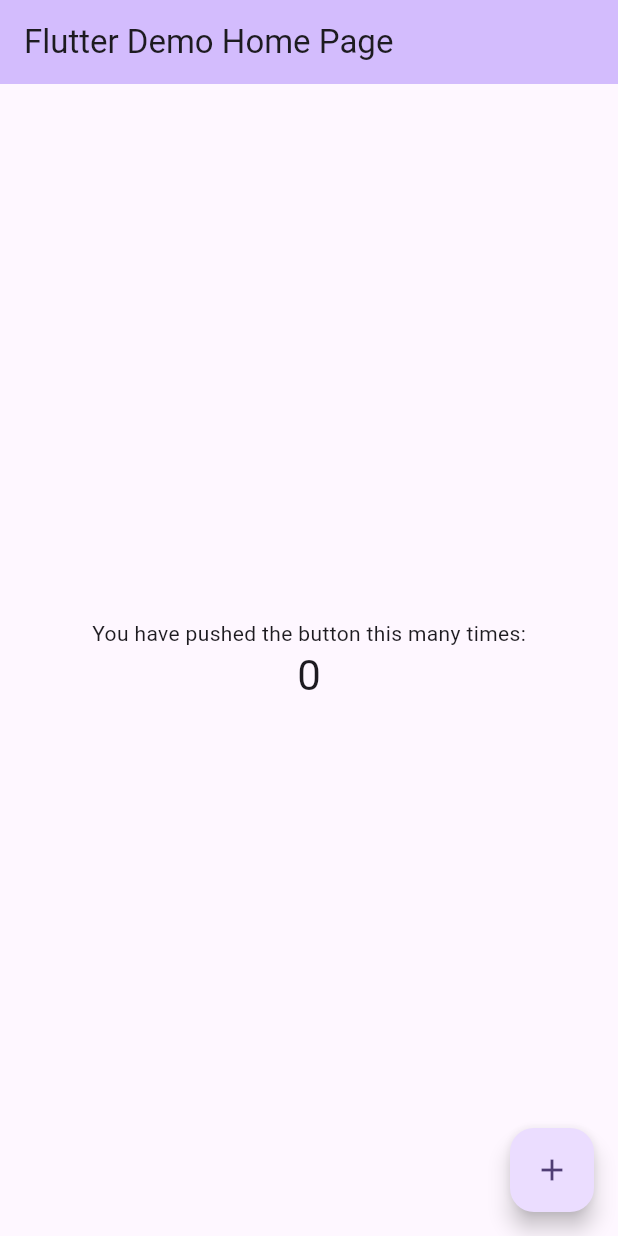
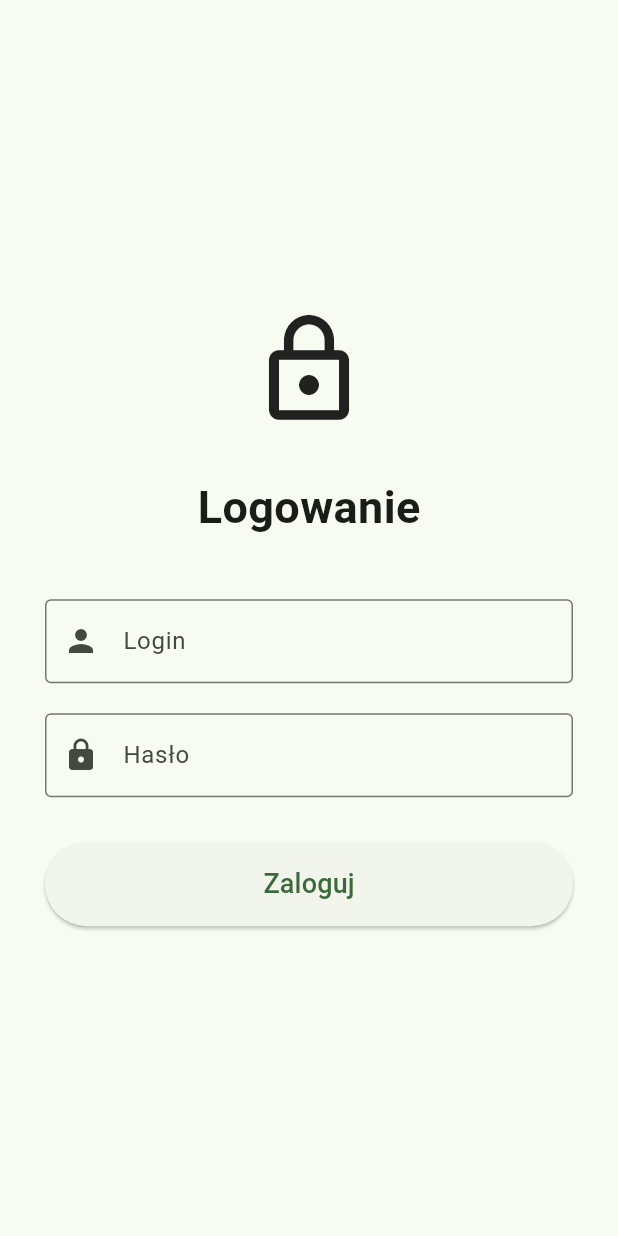
Before and after one commit to markos787/moj_projekt_flutter, a Flutter app: the screen it shows after launch, on a phone screen of 412 x 824 dp. Run offline on Flutter 3.47's test engine with Material 3 defaults, Android fonts, the phone set to English and light mode, and no system bars; our stand-ins replace flutter_map, latlong2.

Commit message:
wip: logging and raw map

```diff
--- /dev/null
+++ b/lib/login_page.dart
@@ -0,0 +1,96 @@
+import 'package:flutter/material.dart';
+
+import 'map_page.dart';
+
+class LoginPage extends StatefulWidget {
+  const LoginPage({super.key});
+
+  @override
+  State<LoginPage> createState() => _LoginPageState();
+}
+
+class _LoginPageState extends State<LoginPage> {
+  final TextEditingController usernameController = TextEditingController();
+
+  final TextEditingController passwordController = TextEditingController();
+
+  void login() {
+    String username = usernameController.text;
+    String password = passwordController.text;
+
+    if (username == 'admin' && password == '1234') {
+      Navigator.pushReplacement(
+        context,
+        MaterialPageRoute(builder: (context) => const MapPage()),
+      );
+    } else {
+      ScaffoldMessenger.of(context).showSnackBar(
+        const SnackBar(content: Text('Nieprawidłowy login lub hasło')),
+      );
+    }
+  }
+
+  @override
+  Widget build(BuildContext context) {
+    return Scaffold(
+      body: Center(
+        child: SingleChildScrollView(
+          padding: const EdgeInsets.all(30),
+
+          child: Column(
+            mainAxisAlignment: MainAxisAlignment.center,
+            children: [
+              const Icon(Icons.lock_outline, size: 80),
+
+              const SizedBox(height: 30),
+
+              const Text(
+                'Logowanie',
+                style: TextStyle(fontSize: 30, fontWeight: FontWeight.bold),
+              ),
+
+              const SizedBox(height: 40),
+
+              TextField(
+                controller: usernameController,
+                decoration: const InputDecoration(
+                  labelText: 'Login',
+                  border: OutlineInputBorder(),
+                  prefixIcon: Icon(Icons.person),
+                ),
+              ),
+
+              const SizedBox(height: 20),
+
+              TextField(
+                controller: passwordController,
+                obscureText: true,
+                decoration: const InputDecoration(
+                  labelText: 'Hasło',
+                  border: OutlineInputBorder(),
+                  prefixIcon: Icon(Icons.lock),
+                ),
+              ),
+
+              const SizedBox(height: 30),
+
+              SizedBox(
+                width: double.infinity,
+
+                child: ElevatedButton(
+                  onPressed: login,
+
+                  child: const Padding(
+                    padding: EdgeInsets.all(15),
+
+                    child: Text('Zaloguj', style: TextStyle(fontSize: 18)),
+                  ),
+                ),
+              ),
+            ],
+          ),
+        ),
+      ),
+    );
+  }
+}
--- a/lib/main.dart
+++ b/lib/main.dart
@@ -1,4 +1,5 @@
 import 'package:flutter/material.dart';
+import 'login_page.dart';
 
 void main() {
   runApp(const MyApp());
@@ -11,7 +12,8 @@ class MyApp extends StatelessWidget {
   @override
   Widget build(BuildContext context) {
     return MaterialApp(
-      title: 'Flutter Demo',
+      debugShowCheckedModeBanner: false,
+      title: 'Moja aplikacja',
       theme: ThemeData(
         // This is the theme of your application.
         //
@@ -28,95 +30,95 @@ class MyApp extends StatelessWidget {
         //
         // This works for code too, not just values: Most code changes can be
         // tested with just a hot reload.
-        colorScheme: .fromSeed(seedColor: Colors.deepPurple),
+        colorScheme: .fromSeed(seedColor: Colors.green),
       ),
-      home: const MyHomePage(title: 'Flutter Demo Home Page'),
+      home: const LoginPage(),
     );
   }
 }
 
-class MyHomePage extends StatefulWidget {
-  const MyHomePage({super.key, required this.title});
+// class MyHomePage extends StatefulWidget {
+//   const MyHomePage({super.key, required this.title});
 
-  // This widget is the home page of your application. It is stateful, meaning
-  // that it has a State object (defined below) that contains fields that affect
-  // how it looks.
+//   // This widget is the home page of your application. It is stateful, meaning
+//   // that it has a State object (defined below) that contains fields that affect
+//   // how it looks.
 
-  // This class is the configuration for the state. It holds the values (in this
-  // case the title) provided by the parent (in this case the App widget) and
-  // used by the build method of the State. Fields in a Widget subclass are
-  // always marked "final".
+//   // This class is the configuration for the state. It holds the values (in this
+//   // case the title) provided by the parent (in this case the App widget) and
+//   // used by the build method of the State. Fields in a Widget subclass are
+//   // always marked "final".
 
-  final String title;
+//   final String title;
 
-  @override
-  State<MyHomePage> createState() => _MyHomePageState();
-}
+//   @override
+//   State<MyHomePage> createState() => _MyHomePageState();
+// }
 
-class _MyHomePageState extends State<MyHomePage> {
-  int _counter = 0;
+// class _MyHomePageState extends State<MyHomePage> {
+//   int _counter = 0;
 
-  void _incrementCounter() {
-    setState(() {
-      // This call to setState tells the Flutter framework that something has
-      // changed in this State, which causes it to rerun the build method below
-      // so that the display can reflect the updated values. If we changed
-      // _counter without calling setState(), then the build method would not be
-      // called again, and so nothing would appear to happen.
-      _counter--;
-    });
-  }
+//   void _incrementCounter() {
+//     setState(() {
+//       // This call to setState tells the Flutter framework that something has
+//       // changed in this State, which causes it to rerun the build method below
+//       // so that the display can reflect the updated values. If we changed
+//       // _counter without calling setState(), then the build method would not be
+//       // called again, and so nothing would appear to happen.
+//       _counter--;
+//     });
+//   }
 
-  @override
-  Widget build(BuildContext context) {
-    // This method is rerun every time setState is called, for instance as done
-    // by the _incrementCounter method above.
-    //
-    // The Flutter framework has been optimized to make rerunning build methods
-    // fast, so that you can just rebuild anything that needs updating rather
-    // than having to individually change instances of widgets.
-    return Scaffold(
-      appBar: AppBar(
-        // TRY THIS: Try changing the color here to a specific color (to
-        // Colors.amber, perhaps?) and trigger a hot reload to see the AppBar
-        // change color while the other colors stay the same.
-        backgroundColor: Theme.of(context).colorScheme.inversePrimary,
-        // Here we take the value from the MyHomePage object that was created by
-        // the App.build method, and use it to set our appbar title.
-        title: Text(widget.title),
-      ),
-      body: Center(
-        // Center is a layout widget. It takes a single child and positions it
-        // in the middle of the parent.
-        child: Column(
-          // Column is also a layout widget. It takes a list of children and
-          // arranges them vertically. By default, it sizes itself to fit its
-          // children horizontally, and tries to be as tall as its parent.
-          //
-          // Column has various properties to control how it sizes itself and
-          // how it positions its children. Here we use mainAxisAlignment to
-          // center the children vertically; the main axis here is the vertical
-          // axis because Columns are vertical (the cross axis would be
-          // horizontal).
-          //
-          // TRY THIS: Invoke "debug painting" (choose the "Toggle Debug Paint"
-          // action in the IDE, or press "p" in the console), to see the
-          // wireframe for each widget.
-          mainAxisAlignment: .center,
-          children: [
-            const Text('You have pushed the button this many times:'),
-            Text(
-              '$_counter',
-              style: Theme.of(context).textTheme.headlineMedium,
-            ),
-          ],
-        ),
-      ),
-      floatingActionButton: FloatingActionButton(
-        onPressed: _incrementCounter,
-        tooltip: 'Increment',
-        child: const Icon(Icons.add),
-      ),
-    );
-  }
-}
+//   @override
+//   Widget build(BuildContext context) {
+//     // This method is rerun every time setState is called, for instance as done
+//     // by the _incrementCounter method above.
+//     //
+//     // The Flutter framework has been optimized to make rerunning build methods
+//     // fast, so that you can just rebuild anything that needs updating rather
+//     // than having to individually change instances of widgets.
+//     return Scaffold(
+//       appBar: AppBar(
+//         // TRY THIS: Try changing the color here to a specific color (to
+//         // Colors.amber, perhaps?) and trigger a hot reload to see the AppBar
+//         // change color while the other colors stay the same.
+//         backgroundColor: Theme.of(context).colorScheme.inversePrimary,
+//         // Here we take the value from the MyHomePage object that was created by
+//         // the App.build method, and use it to set our appbar title.
+//         title: Text(widget.title),
+//       ),
+//       body: Center(
+//         // Center is a layout widget. It takes a single child and positions it
+//         // in the middle of the parent.
+//         child: Column(
+//           // Column is also a layout widget. It takes a list of children and
+//           // arranges them vertically. By default, it sizes itself to fit its
+//           // children horizontally, and tries to be as tall as its parent.
+//           //
+//           // Column has various properties to control how it sizes itself and
+//           // how it positions its children. Here we use mainAxisAlignment to
+//           // center the children vertically; the main axis here is the vertical
+//           // axis because Columns are vertical (the cross axis would be
+//           // horizontal).
+//           //
+//           // TRY THIS: Invoke "debug painting" (choose the "Toggle Debug Paint"
+//           // action in the IDE, or press "p" in the console), to see the
+//           // wireframe for each widget.
+//           mainAxisAlignment: .center,
+//           children: [
+//             const Text('You have pushed the button this many times:'),
+//             Text(
+//               '$_counter',
+//               style: Theme.of(context).textTheme.headlineMedium,
+//             ),
+//           ],
+//         ),
+//       ),
+//       floatingActionButton: FloatingActionButton(
+//         onPressed: _incrementCounter,
+//         tooltip: 'Increment',
+//         child: const Icon(Icons.add),
+//       ),
+//     );
+//   }
+// }
--- a/pubspec.yaml
+++ b/pubspec.yaml
@@ -34,6 +34,8 @@ dependencies:
   # The following adds the Cupertino Icons font to your application.
   # Use with the CupertinoIcons class for iOS style icons.
   cupertino_icons: ^1.0.8
+  flutter_map: ^8.3.2
+  latlong2: ^0.10.1
 
 dev_dependencies:
   flutter_test:
```
Also changed, not shown: lib/map_page.dart (added, +40 -0 lines), pubspec.lock, 2 other files.
